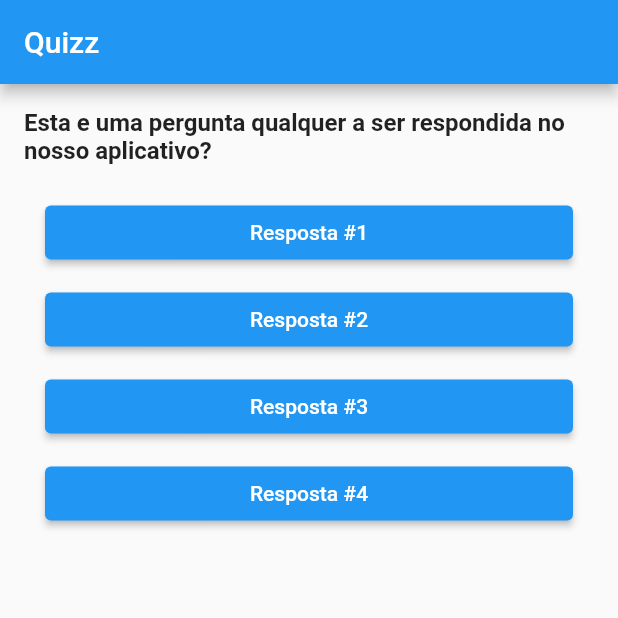
After one commit to uespi-phb/prog4-20222, a Flutter app: the MainScreen screen opened directly, on a phone screen of 412 x 824 dp, the top half of it. The commit adds this screen. Run offline on Flutter 3.47's test engine with Material 2 defaults, Android fonts, the phone set to English and light mode, and no system bars.

Commit message:
Aula 2023-04-18

```diff
--- a/dices/lib/dices_app.dart
+++ b/dices/lib/dices_app.dart
@@ -27,8 +27,6 @@ class _DicesAppState extends State<DicesApp> {
 
   @override
   Widget build(BuildContext context) {
-    debugPrint('**** build()');
-
     return MaterialApp(
       debugShowCheckedModeBanner: false,
       title: 'Dices',
--- /dev/null
+++ b/quizz/lib/main.dart
@@ -0,0 +1,5 @@
+import 'package:flutter/material.dart';
+
+import './widgets/quizz_app.dart';
+
+void main() => runApp(const QuizzApp());
--- /dev/null
+++ b/quizz/lib/screens/main_screen.dart
@@ -0,0 +1,35 @@
+import 'package:flutter/material.dart';
+
+import '../widgets/answer_button.dart';
+
+class MainScreen extends StatelessWidget {
+  const MainScreen({super.key});
+
+  @override
+  Widget build(BuildContext context) {
+    return Scaffold(
+      appBar: AppBar(
+        title: const Text('Quizz'),
+      ),
+      body: Column(
+        crossAxisAlignment: CrossAxisAlignment.stretch,
+        children: const [
+          Padding(
+            padding: EdgeInsets.all(16.0),
+            child: Text(
+              'Esta e uma pergunta qualquer a ser respondida no nosso aplicativo?',
+              style: TextStyle(
+                fontSize: 16.0,
+                fontWeight: FontWeight.bold,
+              ),
+            ),
+          ),
+          AnswerButton(text: 'Resposta #1'),
+          AnswerButton(text: 'Resposta #2'),
+          AnswerButton(text: 'Resposta #3'),
+          AnswerButton(text: 'Resposta #4'),
+        ],
+      ),
+    );
+  }
+}
--- /dev/null
+++ b/quizz/lib/widgets/answer_button.dart
@@ -0,0 +1,24 @@
+import 'package:flutter/material.dart';
+
+class AnswerButton extends StatelessWidget {
+  final String text;
+
+  const AnswerButton({
+    super.key,
+    required this.text,
+  });
+
+  @override
+  Widget build(BuildContext context) {
+    return Padding(
+      padding: const EdgeInsets.symmetric(
+        horizontal: 30.0,
+        vertical: 5.0,
+      ),
+      child: ElevatedButton(
+        onPressed: () {},
+        child: Text(text),
+      ),
+    );
+  }
+}
--- /dev/null
+++ b/quizz/lib/widgets/quizz_app.dart
@@ -0,0 +1,15 @@
+import 'package:flutter/material.dart';
+
+import '../screens/main_screen.dart';
+
+class QuizzApp extends StatelessWidget {
+  const QuizzApp({super.key});
+
+  @override
+  Widget build(BuildContext context) {
+    return const MaterialApp(
+      debugShowCheckedModeBanner: false,
+      home: MainScreen(),
+    );
+  }
+}
```
Also changed, not shown: quizz/analysis_options.yaml (added, +29 -0 lines), quizz/lib/models/database.dart (added, +66 -0 lines), quizz/lib/models/question.dart (added, +21 -0 lines), quizz/pubspec.yaml (added, +90 -0 lines), quizz/images/screen1.png (added), quizz/images/screen2.png (added), quizz/pubspec.lock (added), 4 other files.
